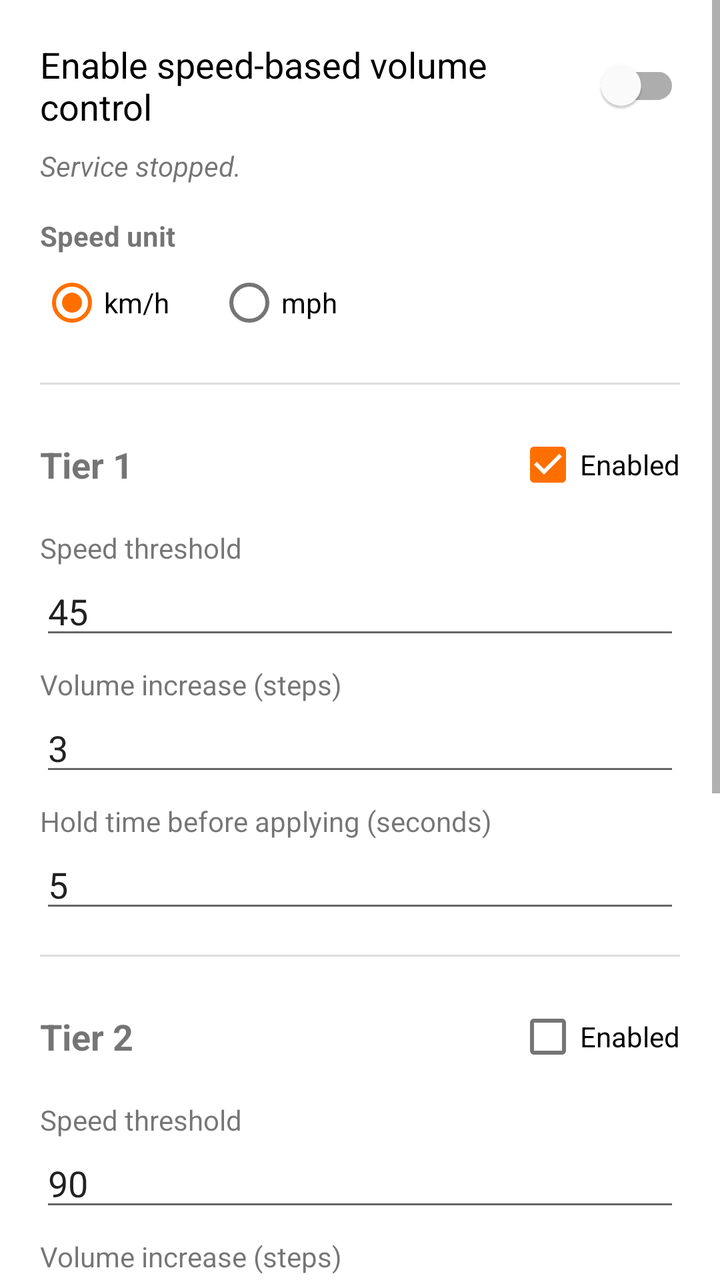
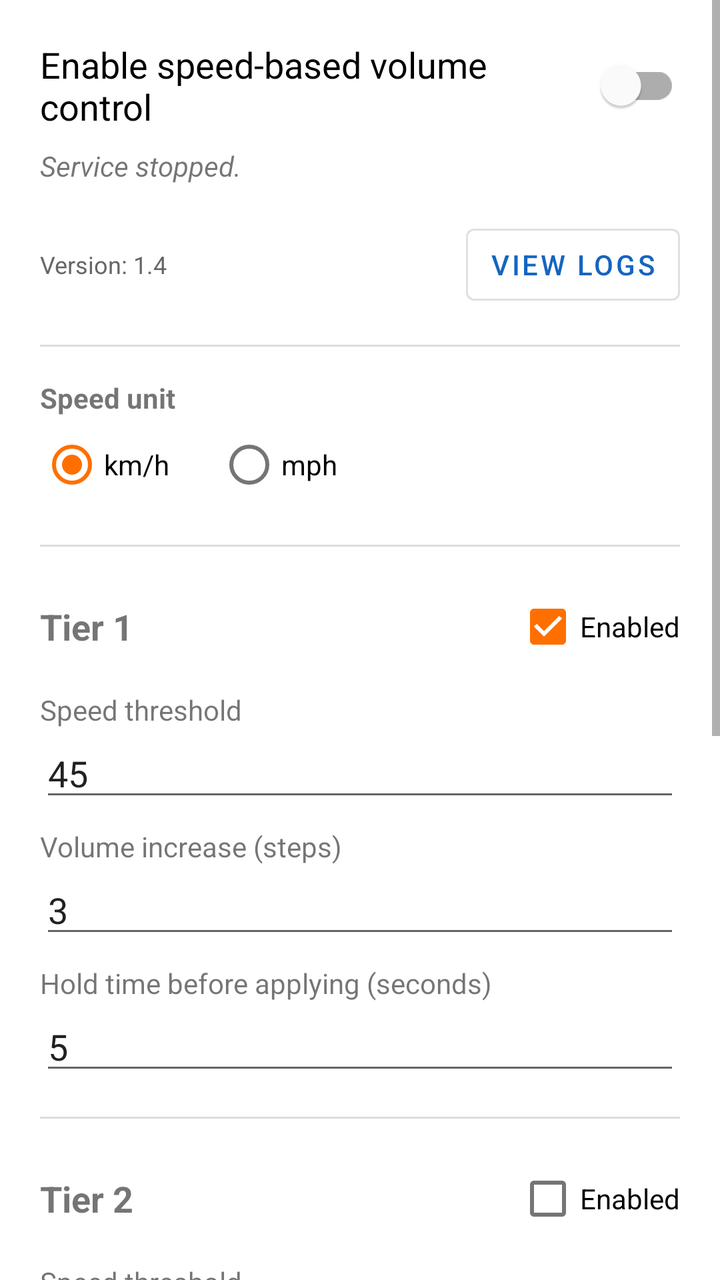

Before-and-after screenshots of an Android layout around one commit, followed by the original layout XML and the change that was made.
<!-- AndroidManifest.xml: activity theme Theme.SpeedVolume -->
<!-- res/layout/activity_main.xml -->
<?xml version="1.0" encoding="utf-8"?>
<ScrollView xmlns:android="http://schemas.android.com/apk/res/android"
    xmlns:app="http://schemas.android.com/apk/res-auto"
    android:layout_width="match_parent"
    android:layout_height="match_parent">

    <LinearLayout
        android:id="@+id/contentContainer"
        android:layout_width="match_parent"
        android:layout_height="wrap_content"
        android:orientation="vertical"
        android:paddingStart="20dp"
        android:paddingEnd="20dp"
        android:paddingTop="20dp"
        android:paddingBottom="20dp">

        <com.google.android.material.switchmaterial.SwitchMaterial
            android:id="@+id/switchMaster"
            android:layout_width="match_parent"
            android:layout_height="wrap_content"
            android:text="@string/master_switch_label"
            android:textSize="18sp"
            android:paddingBottom="4dp" />

        <TextView
            android:id="@+id/textStatus"
            android:layout_width="match_parent"
            android:layout_height="wrap_content"
            android:layout_marginTop="4dp"
            android:layout_marginBottom="16dp"
            android:text="@string/status_stopped"
            android:textStyle="italic" />

        <TextView
            android:layout_width="wrap_content"
            android:layout_height="wrap_content"
            android:text="@string/unit_label"
            android:textStyle="bold" />

        <RadioGroup
            android:id="@+id/radioGroupUnit"
            android:layout_width="wrap_content"
            android:layout_height="wrap_content"
            android:orientation="horizontal"
            android:layout_marginBottom="16dp">

            <RadioButton
                android:id="@+id/radioKmh"
                android:layout_width="wrap_content"
                android:layout_height="wrap_content"
                android:text="@string/unit_kmh"
                android:checked="true" />

            <RadioButton
                android:id="@+id/radioMph"
                android:layout_width="wrap_content"
                android:layout_height="wrap_content"
                android:layout_marginStart="24dp"
                android:text="@string/unit_mph" />
        </RadioGroup>

        <View
            android:layout_width="match_parent"
            android:layout_height="1dp"
            android:background="#DDDDDD"
            android:layout_marginBottom="16dp" />

        
        <LinearLayout
            android:layout_width="match_parent"
            android:layout_height="wrap_content"
            android:orientation="horizontal"
            android:gravity="center_vertical">

            <TextView
                android:layout_width="0dp"
                android:layout_height="wrap_content"
                android:layout_weight="1"
                android:text="@string/tier1_title"
                android:textSize="18sp"
                android:textStyle="bold" />

            <CheckBox
                android:id="@+id/checkTier1Enabled"
                android:layout_width="wrap_content"
                android:layout_height="wrap_content"
                android:checked="true"
                android:text="@string/tier_enabled" />
        </LinearLayout>

        <TextView
            android:layout_width="match_parent"
            android:layout_height="wrap_content"
            android:layout_marginTop="8dp"
            android:text="@string/tier_speed_label" />

        <EditText
            android:id="@+id/editTier1Speed"
            android:layout_width="match_parent"
            android:layout_height="wrap_content"
            android:inputType="number"
            android:maxLength="3"
            android:text="45" />

        <TextView
            android:layout_width="match_parent"
            android:layout_height="wrap_content"
            android:layout_marginTop="8dp"
            android:text="@string/tier_increase_label" />

        <EditText
            android:id="@+id/editTier1Increase"
            android:layout_width="match_parent"
            android:layout_height="wrap_content"
            android:inputType="number"
            android:maxLength="2"
            android:text="3" />

        <TextView
            android:layout_width="match_parent"
            android:layout_height="wrap_content"
            android:layout_marginTop="8dp"
            android:text="@string/tier_dwell_label" />

        <EditText
            android:id="@+id/editTier1Dwell"
            android:layout_width="match_parent"
            android:layout_height="wrap_content"
            android:layout_marginBottom="16dp"
            android:inputType="number"
            android:maxLength="3"
            android:text="5" />

        <View
            android:layout_width="match_parent"
            android:layout_height="1dp"
            android:background="#DDDDDD"
            android:layout_marginBottom="16dp" />

        
        <LinearLayout
            android:layout_width="match_parent"
            android:layout_height="wrap_content"
            android:orientation="horizontal"
            android:gravity="center_vertical">

            <TextView
                android:layout_width="0dp"
                android:layout_height="wrap_content"
                android:layout_weight="1"
                android:text="@string/tier2_title"
                android:textSize="18sp"
                android:textStyle="bold" />

            <CheckBox
                android:id="@+id/checkTier2Enabled"
                android:layout_width="wrap_content"
                android:layout_height="wrap_content"
                android:checked="false"
                android:text="@string/tier_enabled" />
        </LinearLayout>

        <TextView
            android:layout_width="match_parent"
            android:layout_height="wrap_content"
            android:layout_marginTop="8dp"
            android:text="@string/tier_speed_label" />

        <EditText
            android:id="@+id/editTier2Speed"
            android:layout_width="match_parent"
            android:layout_height="wrap_content"
            android:inputType="number"
            android:maxLength="3"
            android:text="90" />

        <TextView
            android:layout_width="match_parent"
            android:layout_height="wrap_content"
            android:layout_marginTop="8dp"
            android:text="@string/tier_increase_label" />

        <EditText
            android:id="@+id/editTier2Increase"
            android:layout_width="match_parent"
            android:layout_height="wrap_content"
            android:inputType="number"
            android:maxLength="2"
            android:text="4" />

        <TextView
            android:layout_width="match_parent"
            android:layout_height="wrap_content"
            android:layout_marginTop="8dp"
            android:text="@string/tier_dwell_label" />

        <EditText
            android:id="@+id/editTier2Dwell"
            android:layout_width="match_parent"
            android:layout_height="wrap_content"
            android:layout_marginBottom="16dp"
            android:inputType="number"
            android:maxLength="3"
            android:text="5" />

        <View
            android:layout_width="match_parent"
            android:layout_height="1dp"
            android:background="#DDDDDD"
            android:layout_marginBottom="16dp" />

        <CheckBox
            android:id="@+id/checkStartOnBoot"
            android:layout_width="match_parent"
            android:layout_height="wrap_content"
            android:checked="true"
            android:text="@string/start_on_boot_label" />

        <Button
            android:id="@+id/buttonGrantLocation"
            android:layout_width="match_parent"
            android:layout_height="wrap_content"
            android:layout_marginTop="16dp"
            android:text="@string/grant_location_button" />

        <Button
            android:id="@+id/buttonIgnoreBattery"
            android:layout_width="match_parent"
            android:layout_height="wrap_content"
            android:layout_marginTop="8dp"
            android:text="@string/ignore_battery_button" />

        <LinearLayout
            android:layout_width="match_parent"
            android:layout_height="wrap_content"
            android:layout_marginTop="16dp"
            android:orientation="horizontal">

            <Button
                android:id="@+id/buttonCancel"
                style="@style/Widget.MaterialComponents.Button.OutlinedButton"
                android:layout_width="0dp"
                android:layout_height="wrap_content"
                android:layout_weight="1"
                android:layout_marginEnd="8dp"
                android:text="@string/cancel_button" />

            <Button
                android:id="@+id/buttonSave"
                style="@style/Widget.MaterialComponents.Button"
                android:layout_width="0dp"
                android:layout_height="wrap_content"
                android:layout_weight="1"
                android:layout_marginStart="8dp"
                android:text="@string/save_button" />
        </LinearLayout>

    </LinearLayout>
</ScrollView>
<!-- resources referenced by this layout -->
<resources>
  <string name="cancel_button">Cancel</string>
  <string name="grant_location_button">Grant location permission</string>
  <string name="ignore_battery_button">Disable battery optimization</string>
  <string name="master_switch_label">Enable speed-based volume control</string>
  <string name="save_button">Save</string>
  <string name="start_on_boot_label">Start automatically on boot</string>
  <string name="status_stopped">Service stopped.</string>
  <string name="tier1_title">Tier 1</string>
  <string name="tier2_title">Tier 2</string>
  <string name="tier_dwell_label">Hold time before applying (seconds)</string>
  <string name="tier_enabled">Enabled</string>
  <string name="tier_increase_label">Volume increase (steps)</string>
  <string name="tier_speed_label">Speed threshold</string>
  <string name="unit_kmh">km/h</string>
  <string name="unit_label">Speed unit</string>
  <string name="unit_mph">mph</string>
  <style name="Theme.SpeedVolume" parent="Theme.MaterialComponents.DayNight.NoActionBar">
          <item name="colorPrimary">@color/primary</item>
          <item name="colorPrimaryDark">@color/primary_dark</item>
          <item name="colorAccent">@color/accent</item>
      </style>
  <color name="primary">#1565C0</color>
  <color name="primary_dark">#0D47A1</color>
  <color name="accent">#FF6F00</color>
</resources>

<!-- the commit's change to res/layout/activity_main.xml (unified diff, before → after) -->
@@ -31,6 +31,38 @@
             android:text="@string/status_stopped"
             android:textStyle="italic" />
 
+        <LinearLayout
+            android:layout_width="match_parent"
+            android:layout_height="wrap_content"
+            android:orientation="horizontal"
+            android:gravity="center_vertical"
+            android:layout_marginBottom="16dp">
+
+            <TextView
+                android:id="@+id/textVersion"
+                android:layout_width="0dp"
+                android:layout_height="wrap_content"
+                android:layout_weight="1"
+                android:text="@string/version_default"
+                android:textSize="12sp"
+                android:textColor="#666666" />
+
+            <Button
+                android:id="@+id/buttonViewLogs"
+                android:layout_width="wrap_content"
+                android:layout_height="wrap_content"
+                android:text="@string/view_logs_button"
+                style="@style/Widget.MaterialComponents.Button.OutlinedButton"
+                android:paddingStart="12dp"
+                android:paddingEnd="12dp" />
+        </LinearLayout>
+
+        <View
+            android:layout_width="match_parent"
+            android:layout_height="1dp"
+            android:background="#DDDDDD"
+            android:layout_marginBottom="16dp" />
+
         <TextView
             android:layout_width="wrap_content"
             android:layout_height="wrap_content"
<!-- resource entries referenced after the edit -->
@@ -16,6 +16,8 @@
   <string name="unit_kmh">km/h</string>
   <string name="unit_label">Speed unit</string>
   <string name="unit_mph">mph</string>
+  <string name="version_default">Version: 1.4</string>
+  <string name="view_logs_button">View Logs</string>
   <style name="Theme.SpeedVolume" parent="Theme.MaterialComponents.DayNight.NoActionBar">
           <item name="colorPrimary">@color/primary</item>
           <item name="colorPrimaryDark">@color/primary_dark</item>
